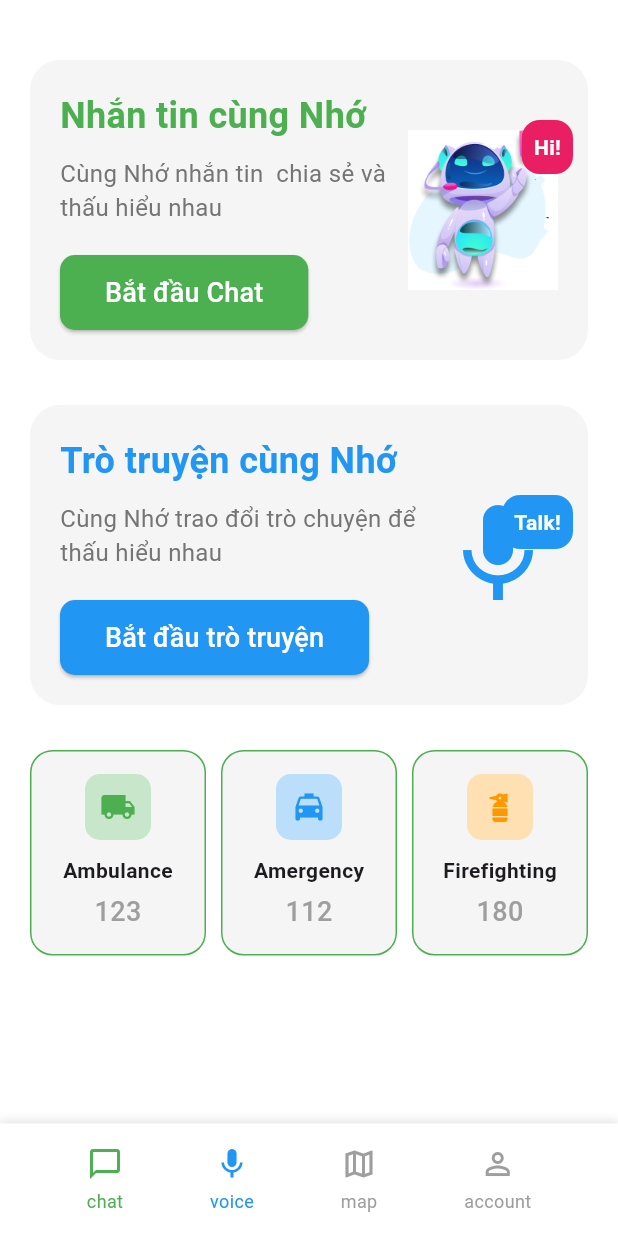
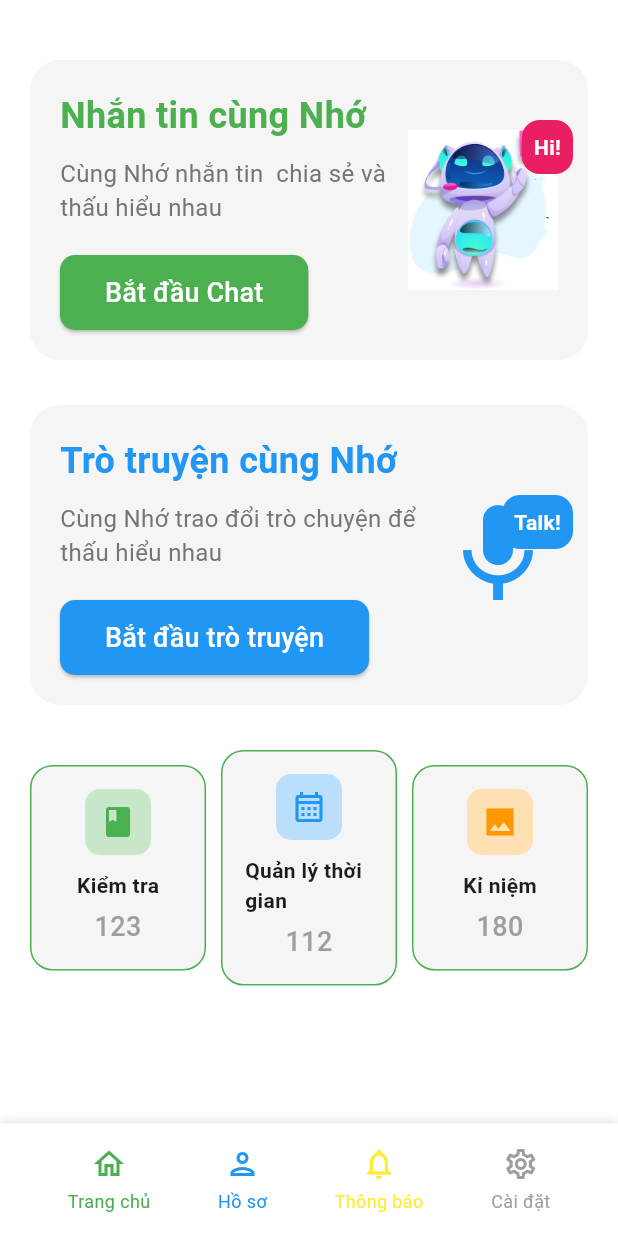
Before and after one commit to e4glevlr/nhoapp, a Flutter app: the HomePage screen opened directly, on a phone screen of 412 x 824 dp. Run offline on Flutter 3.47's test engine with Material 3 defaults, Android fonts, the phone set to English and light mode, and no system bars; our stand-ins replace camera, flutter_tts, fluttericon, permission_handler, speech_to_text.

Commit message:
Add UI v2

```diff
--- a/lib/home_page.dart
+++ b/lib/home_page.dart
@@ -217,30 +217,30 @@ class HomePage extends StatelessWidget {
                         children: [
                           Expanded(
                             child: _buildEmergencyCard(
-                              "Ambulance",
+                              "Kiểm tra",
                               "123",
                               Colors.green[100]!,
-                              Icons.local_shipping,
+                              Icons.book,
                               Colors.green,
                             ),
                           ),
                           SizedBox(width: 10),
                           Expanded(
                             child: _buildEmergencyCard(
-                              "Amergency",
+                              "Quản lý thời gian",
                               "112",
                               Colors.blue[100]!,
-                              Icons.local_taxi,
+                              Icons.calendar_month_outlined,
                               Colors.blue,
                             ),
                           ),
                           SizedBox(width: 10),
                           Expanded(
                             child: _buildEmergencyCard(
-                              "Firefighting",
+                              "Kỉ niệm",
                               "180",
                               Colors.orange[100]!,
-                              Icons.fire_extinguisher,
+                              Icons.image_sharp,
                               Colors.orange,
                             ),
                           ),
@@ -271,10 +271,10 @@ class HomePage extends StatelessWidget {
               child: Row(
                 mainAxisAlignment: MainAxisAlignment.spaceEvenly,
                 children: [
-                  _buildNavItem(Icons.chat_bubble_outline, "chat", Colors.green, true),
-                  _buildNavItem(Icons.mic, "voice", Colors.blue, false), // Thêm nút voice ở navigation bar
-                  _buildNavItem(Icons.map_outlined, "map", Colors.grey, false),
-                  _buildNavItem(Icons.person_outline, "account", Colors.grey, false),
+                  _buildNavItem(Icons.home_outlined, "Trang chủ", Colors.green, true),
+                  _buildNavItem(Icons.person_outlined, "Hồ sơ", Colors.blue, false), // Thêm nút voice ở navigation bar
+                  _buildNavItem(Icons.notifications_outlined, "Thông báo", Colors.yellow, false),
+                  _buildNavItem(Icons.settings_outlined, "Cài đặt", Colors.grey, false),
                 ],
               ),
             ),
```
